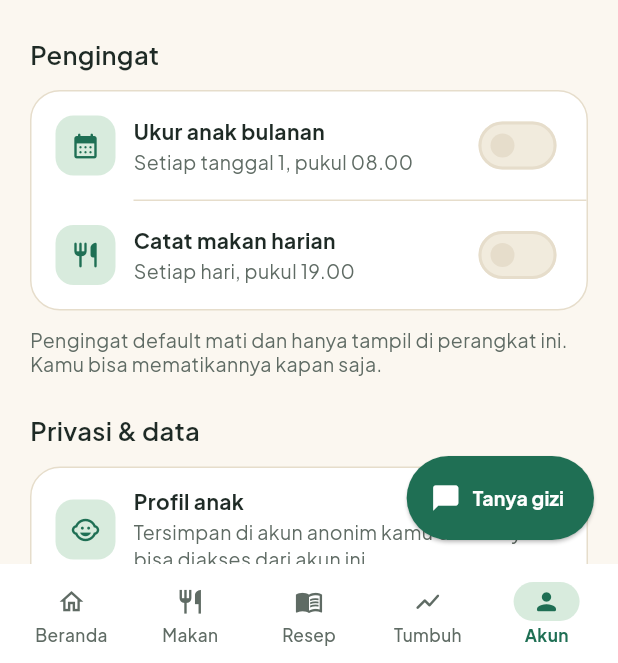
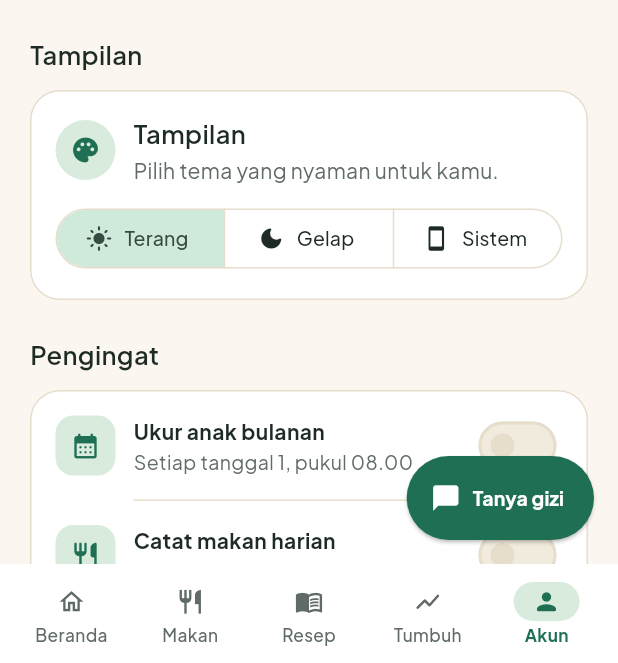
Before and after one commit to andrest1101/cek-gizi, a Flutter app: the AccountScreen screen opened by its route, on a phone screen of 412 x 824 dp, the part 573-1236 px from its top. Run offline on Flutter 3.47's test engine with Material 3 defaults, Android fonts, the phone set to English and light mode, and no system bars; our stand-ins replace audioplayers, camera, fl_chart, flutter_image_compress, flutter_local_notifications, flutter_riverpod and 6 more; accounts and stored records are empty; network calls fail.

Commit message:
feat(account): pilihan tema lokal dan catatan akun anonim

```diff
--- a/lib/app.dart
+++ b/lib/app.dart
@@ -4,6 +4,7 @@ import 'package:flutter_riverpod/flutter_riverpod.dart';
 import 'core/config/app_config.dart';
 import 'core/router.dart';
 import 'core/theme/app_theme.dart';
+import 'core/theme/theme_providers.dart';
 
 /// Root widget aplikasi. Navigasi go_router; tema light/dark (PRD §7).
 /// Gate: onboarding & consent wajib lebih dulu (PRD §6.1).
@@ -21,7 +22,7 @@ class CekGiziApp extends ConsumerWidget {
       debugShowCheckedModeBanner: false,
       theme: AppTheme.light(),
       darkTheme: AppTheme.dark(),
-      themeMode: ThemeMode.system,
+      themeMode: ref.watch(themeModeProvider),
       routerConfig: router,
     );
   }
--- a/lib/core/constants/app_strings.dart
+++ b/lib/core/constants/app_strings.dart
@@ -895,6 +895,13 @@ abstract final class AppStrings {
   static const accountEyebrow = 'AKUN';
   static const accountTitle = 'Akun';
   static const accountSubtitle = 'Profil anak, foto, dan pengingat kamu.';
+  static const accountAppearanceTitle = 'Tampilan';
+  static const accountAppearanceBody =
+      'Pilih tema yang nyaman untuk kamu.';
+  static const accountAppearanceSemantics = 'Pilih tema tampilan';
+  static const accountThemeLight = 'Terang';
+  static const accountThemeDark = 'Gelap';
+  static const accountThemeSystem = 'Sistem';
   static const accountChildSection = 'Profil anak';
   static const accountChildManage = 'Kelola anak';
   static const accountChildEmptyTitle = 'Belum ada anak';
@@ -915,6 +922,9 @@ abstract final class AppStrings {
   static const accountMeasurementYesterday = 'Kemarin';
   static String accountMeasurementDaysAgo(int days) => '$days hari lalu';
   static const accountPrivacyTitle = 'Privasi & data';
+  static const accountPrivacyAnonymousNote =
+      'Akun ini masih anonim. Bila aplikasi dihapus atau perangkat diganti, '
+      'data di server tidak bisa diakses kembali.';
   static const accountPrivacyChildTitle = 'Profil anak';
   static const accountPrivacyChildBody =
       'Tersimpan di akun anonim kamu dan hanya bisa diakses dari akun ini.';
--- a/lib/features/account/presentation/screens/account_screen.dart
+++ b/lib/features/account/presentation/screens/account_screen.dart
@@ -15,6 +15,7 @@ import 'package:cekgizi/features/account/presentation/widgets/account_child_stri
 import 'package:cekgizi/features/account/presentation/widgets/account_delete_dialog.dart';
 import 'package:cekgizi/features/account/presentation/widgets/account_identity_card.dart';
 import 'package:cekgizi/features/account/presentation/widgets/account_privacy_card.dart';
+import 'package:cekgizi/features/account/presentation/widgets/appearance_section.dart';
 import 'package:cekgizi/features/account/presentation/widgets/reminder_settings_section.dart';
 import 'package:cekgizi/features/children/presentation/providers/children_providers.dart';
 import 'package:cekgizi/features/chat/presentation/widgets/tanya_bubble.dart';
@@ -110,6 +111,8 @@ class AccountScreen extends ConsumerWidget {
                 );
               },
             ),
+            const SizedBox(height: AppSpacing.xxl),
+            const AppearanceSection(),
             const SizedBox(height: AppSpacing.xxl),
             const ReminderSettingsSection(),
             const SizedBox(height: AppSpacing.xxl),
--- /dev/null
+++ b/lib/features/account/presentation/widgets/appearance_section.dart
@@ -0,0 +1,102 @@
+import 'package:flutter/material.dart';
+import 'package:flutter_riverpod/flutter_riverpod.dart';
+
+import 'package:cekgizi/core/constants/app_strings.dart';
+import 'package:cekgizi/core/theme/app_spacing.dart';
+import 'package:cekgizi/core/theme/app_surfaces.dart';
+import 'package:cekgizi/core/theme/app_text_styles.dart';
+import 'package:cekgizi/core/theme/app_theme.dart';
+import 'package:cekgizi/core/theme/theme_providers.dart';
+import 'package:cekgizi/shared/widgets/section_heading.dart';
+import 'package:cekgizi/shared/widgets/tonal_icon_circle.dart';
+
+/// Bagian Tampilan di Akun: pilih Terang / Gelap / mengikuti Sistem.
+///
+/// Murni lokal (tersimpan di `LocalPrefs`), tidak bergantung pada Supabase
+/// maupun pengaturan tema perangkat. Default aplikasi = terang.
+class AppearanceSection extends ConsumerWidget {
+  const AppearanceSection({super.key});
+
+  @override
+  Widget build(BuildContext context, WidgetRef ref) {
+    final colors = AppTheme.colorsOf(context);
+    final mode = ref.watch(themeModeProvider);
+
+    return Column(
+      crossAxisAlignment: CrossAxisAlignment.stretch,
+      children: [
+        const SectionHeading(title: AppStrings.accountAppearanceTitle),
+        const SizedBox(height: AppSpacing.md),
+        Container(
+          decoration: AppSurfaces.card(context),
+          padding: const EdgeInsets.all(AppSpacing.lg),
+          child: Column(
+            crossAxisAlignment: CrossAxisAlignment.stretch,
+            children: [
+              Row(
+                children: [
+                  TonalIconCircle(
+                    icon: Icons.palette_rounded,
+                    iconSemantics: AppStrings.accountAppearanceSemantics,
+                    size: 40,
+                    iconSize: 20,
+                  ),
+                  const SizedBox(width: AppSpacing.md),
+                  Expanded(
+                    child: Column(
+                      crossAxisAlignment: CrossAxisAlignment.start,
+                      children: [
+                        Text(
+                          AppStrings.accountAppearanceTitle,
+                          style: AppTextStyles.titleMedium.copyWith(
+                            color: colors.textPrimary,
+                          ),
+                        ),
+                        const SizedBox(height: 2),
+                        Text(
+                          AppStrings.accountAppearanceBody,
+                          style: AppTextStyles.bodySmall.copyWith(
+                            color: colors.textSecondary,
+                          ),
+                        ),
+                      ],
+                    ),
+                  ),
+                ],
+              ),
+              const SizedBox(height: AppSpacing.md),
+              Semantics(
+                label: AppStrings.accountAppearanceSemantics,
+                child: SegmentedButton<ThemeMode>(
+                  segments: const [
+                    ButtonSegment(
+                      value: ThemeMode.light,
+                      label: Text(AppStrings.accountThemeLight),
+                      icon: Icon(Icons.light_mode_rounded, size: 18),
+                    ),
+                    ButtonSegment(
+                      value: ThemeMode.dark,
+                      label: Text(AppStrings.accountThemeDark),
+                      icon: Icon(Icons.dark_mode_rounded, size: 18),
+                    ),
+                    ButtonSegment(
+                      value: ThemeMode.system,
+                      label: Text(AppStrings.accountThemeSystem),
+                      icon: Icon(Icons.smartphone_rounded, size: 18),
+                    ),
+                  ],
+                  selected: {mode},
+                  showSelectedIcon: false,
+                  onSelectionChanged: (selection) {
+                    if (selection.isEmpty) return;
+                    ref.read(themeModeProvider.notifier).set(selection.first);
+                  },
+                ),
+              ),
+            ],
+          ),
+        ),
+      ],
+    );
+  }
+}
```
Also changed, not shown: lib/core/storage/local_prefs.dart (+22 -0 lines), lib/core/theme/theme_providers.dart (added, +37 -0 lines), lib/features/account/presentation/widgets/account_privacy_card.dart (+18 -0 lines).
